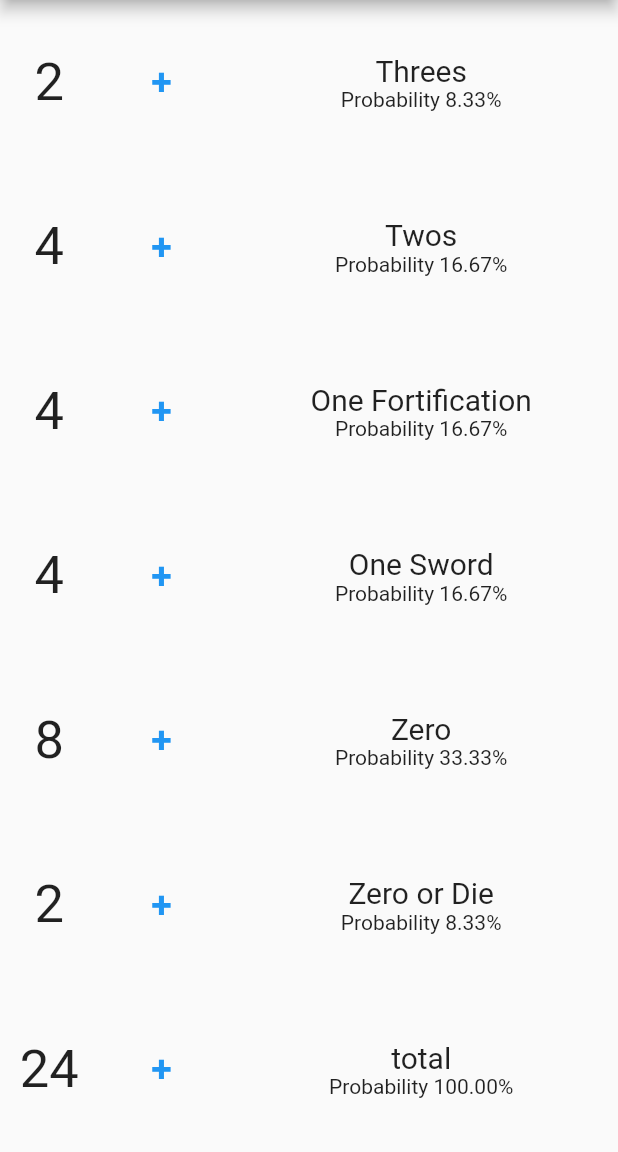
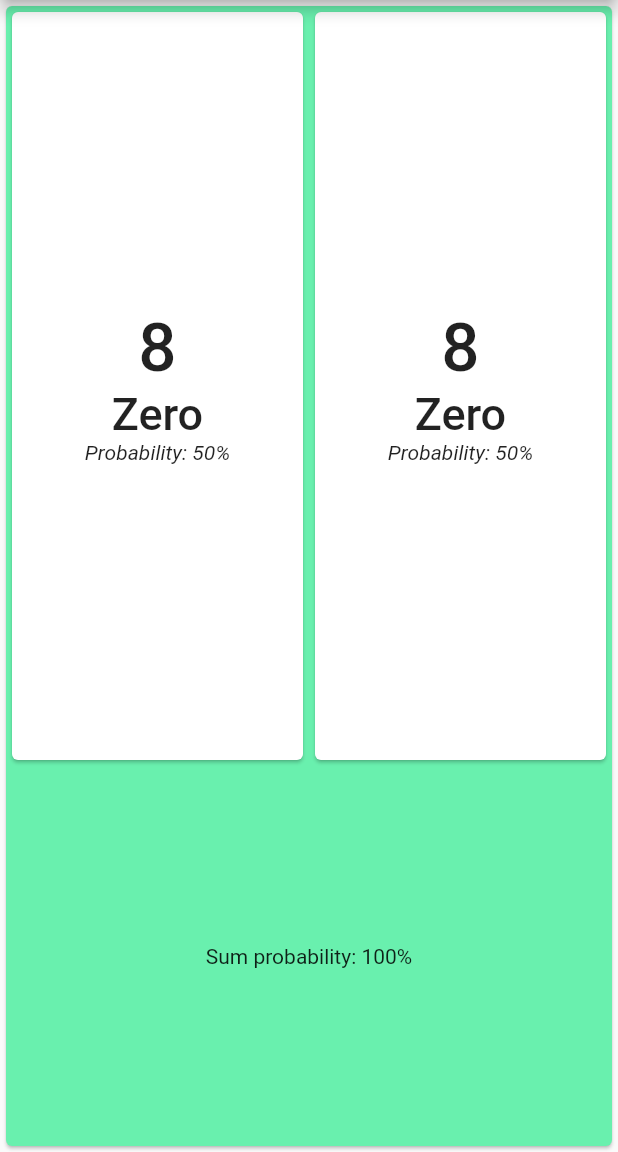
Before and after one commit to krdzo/got-battle, a Flutter app: the screen it shows after launch, on a phone screen of 412 x 824 dp, the part 84-1236 px from its top. Run offline on Flutter 3.47's test engine with Material 2 defaults, Android fonts, the phone set to English and light mode, and no system bars.

Commit message:
Card row design finished

```diff
--- a/lib/main.dart
+++ b/lib/main.dart
@@ -1,7 +1,17 @@
+// ignore_for_file: prefer_const_constructors
+// ignore_for_file: prefer_const_literals_to_create_immutables
+
 import 'package:flutter/material.dart';
-import 'package:provider/provider.dart';
 
-import 'card_deck.dart';
+var testKartica = {
+  "Threes": 2,
+  "Twos": 4,
+  "One Fortification": 4,
+  "One Sword": 4,
+  "Zero": 8,
+  "Zero or Die": 2,
+};
+var totalKartica = 24;
 
 void main() {
   runApp(const GoT());
@@ -12,85 +22,84 @@ class GoT extends StatelessWidget {
 
   @override
   Widget build(BuildContext context) {
-    return ChangeNotifierProvider<CardDeck>(
-      create: (BuildContext context) => CardDeck(),
-      child: MaterialApp(
-        title: "Tides of a Battle",
-        home: Scaffold(
+    return const MaterialApp(
+      title: "GoT Battle",
+      home: HomeScreen(),
+    );
+  }
+}
+
+class HomeScreen extends StatelessWidget {
+  const HomeScreen({
+    Key? key,
+  }) : super(key: key);
+
+  @override
+  Widget build(BuildContext context) {
+    return Scaffold(
       appBar: AppBar(title: const Text("Battle")),
-          body: Column(
-            children: CardDeck.fullDeck.entries.map((entry) {
-              return Expanded(child: Card(entry.key));
-            }).toList(),
+      body: Card(
+        color: Colors.greenAccent,
+        child: Column(
+          children: [
+            Expanded(
+              flex: 2,
+                child: Row(
+                  children: [
+                    Expanded(child: AboutCard()),
+                    Expanded(child: AboutCard()),
+                  ],
                 ),
+            ),
+            Expanded(
+              flex: 1,
+              child: Center(child: Text("Sum probability: 100%")),
+            )
+          ],
         ),
       ),
     );
   }
 }
 
-class Card extends StatelessWidget {
-  final String cardText;
-  const Card(this.cardText, {Key? key}) : super(key: key);
-
-
-  void _incrementCount(BuildContext context) {
-    Provider.of<CardDeck>(context, listen: false).incrementField(cardText);
-  }
-
-  void _decrementCount(BuildContext context) {
-    Provider.of<CardDeck>(context, listen: false).decrementField(cardText);
-  }
+/// Widget that shows a card name number of left cards and probabilty of drawing
+/// it next.
+class AboutCard extends StatelessWidget {
+  const AboutCard({
+    Key? key,
+  }) : super(key: key);
 
   @override
   Widget build(BuildContext context) {
-    int cardsLeft = Provider.of<CardDeck>(context).getField("total");
-
-    int count = Provider.of<CardDeck>(context).getField(cardText);
-
-    return Row(
-      children: [
-        // Count field
-        Expanded(
-          flex: 2,
-          child: Center(
-            child: Text(
-              count.toString(),
-              style: const TextStyle(fontSize: 35),
-            ),
-          ),
-        ),
-        Padding(
-          padding: const EdgeInsets.symmetric(horizontal: 10),
-          child: TextButton(
-            onPressed: () => _incrementCount(context),
-            child: const Text(
-              "+",
-              style: TextStyle(
-                fontSize: 25,
-                fontWeight: FontWeight.bold,
-              ),
-            ),
-          ),
-        ),
-        Expanded(
-          flex: 8,
-          child: GestureDetector(
-            onTap: () => _decrementCount(context),
+    return Padding(
+      padding: const EdgeInsets.all(0),
+      child: Card(
         child: Column(
           mainAxisAlignment: MainAxisAlignment.center,
           children: [
             Text(
-                  cardText,
-                  style: const TextStyle(fontSize: 20),
+              "8",
+              style: TextStyle(
+                fontSize: 45,
+                fontWeight: FontWeight.w500,
               ),
-                Text("Probability "
-                    "${(count / cardsLeft * 100).toStringAsFixed(2)}%"),
+            ),
+            Text(
+              "Zero",
+              style: TextStyle(
+                fontSize: 30,
+                fontWeight: FontWeight.w500,
+              ),
+            ),
+            Text(
+              "Probability: 50%",
+              style: TextStyle(
+                fontStyle: FontStyle.italic,
+              ),
+            ),
           ],
         ),
       ),
-        ),
-      ],
     );
   }
 }
```
Lines whose indentation alone changed are shown as unchanged.
